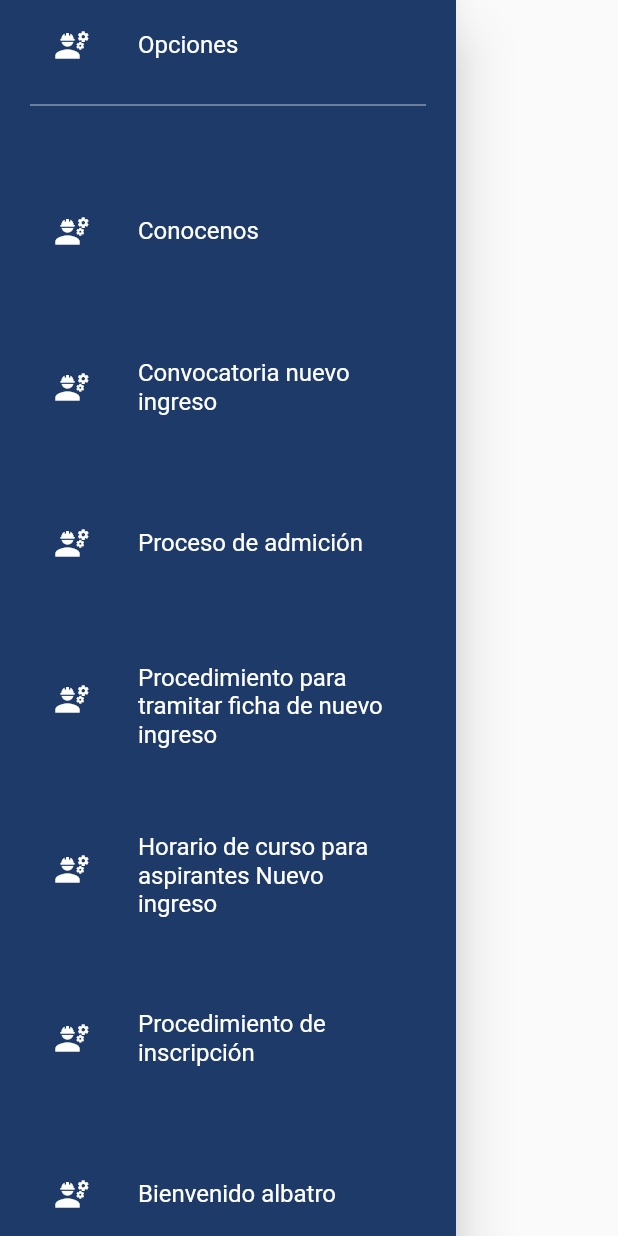
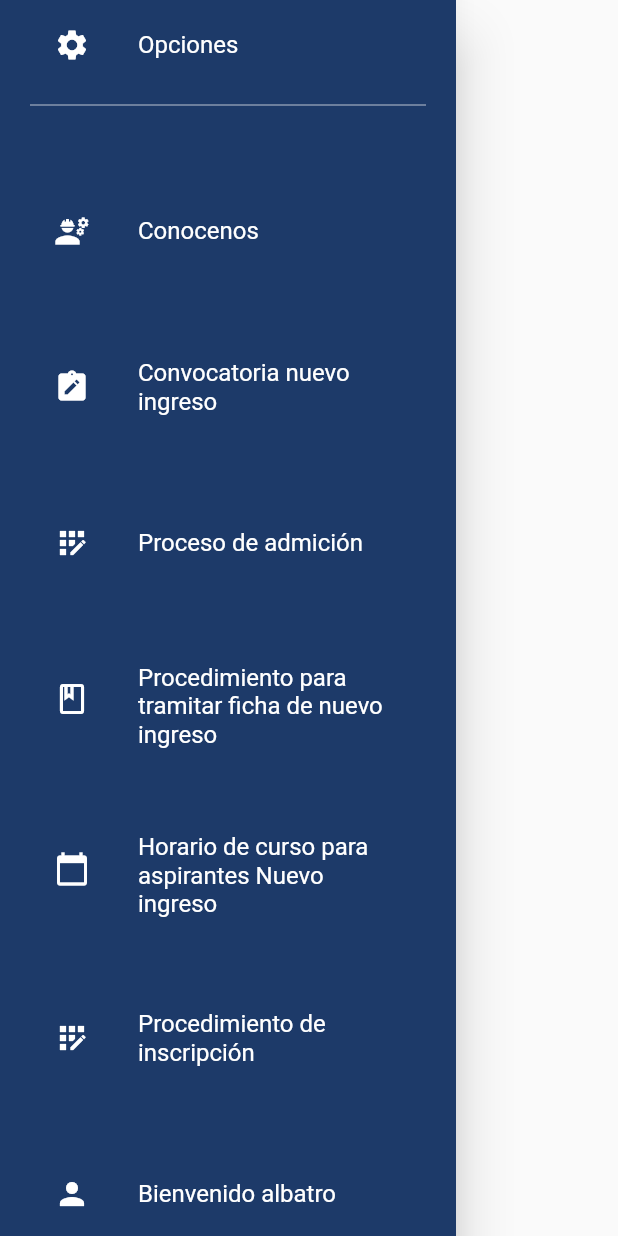
Before and after one commit to Checo8130/alumnos, a Flutter app: the Drawers widget shown alone on an empty page, opened directly, scrolled down 50 dp, on a phone screen of 412 x 824 dp. Run offline on Flutter 3.47's test engine with Material 2 defaults, Android fonts, the phone set to English and light mode, and no system bars; our stand-ins replace video_player; missing offline and left inert: pdf_render; network calls fail.

Commit message:
Cambio de iconos

```diff
--- a/lib/widget/drawer.dart
+++ b/lib/widget/drawer.dart
@@ -33,7 +33,7 @@ class _DrawersState extends State<Drawers> {
             const SizedBox(height: 4),
             buildMenu(
               text: "Opciones",
-              icon: Icons.engineering,
+              icon: Icons.settings,
             ),
             const SizedBox(height: 4),
             const Divider(color: Colors.white70),
@@ -46,37 +46,37 @@ class _DrawersState extends State<Drawers> {
             const SizedBox(height: 48),
             buildMenu(
               text: "Convocatoria nuevo ingreso",
-              icon: Icons.engineering,
+              icon: Icons.note_alt,
               onClicked: () => selectedItem(context, 1),
             ),
             const SizedBox(height: 48),
             buildMenu(
               text: "Proceso de admición",
-              icon: Icons.engineering,
+              icon: Icons.app_registration,
               onClicked: () => selectedItem(context, 2),
             ),
             const SizedBox(height: 48),
             buildMenu(
               text: "Procedimiento para tramitar ficha de nuevo ingreso",
-              icon: Icons.engineering,
+              icon: Icons.book_outlined,
               onClicked: () => selectedItem(context, 3),
             ),
             const SizedBox(height: 48),
             buildMenu(
               text: "Horario de curso para aspirantes Nuevo ingreso",
-              icon: Icons.engineering,
+              icon: Icons.calendar_today,
               onClicked: () => selectedItem(context, 4),
             ),
             const SizedBox(height: 48),
             buildMenu(
               text: "Procedimiento de inscripción",
-              icon: Icons.engineering,
+              icon: Icons.app_registration,
               onClicked: () => selectedItem(context, 5),
             ),
             const SizedBox(height: 48),
             buildMenu(
               text: "Bienvenido albatro",
-              icon: Icons.engineering,
+              icon: Icons.person,
               onClicked: () => selectedItem(context, 6),
             ),
           ],
```
